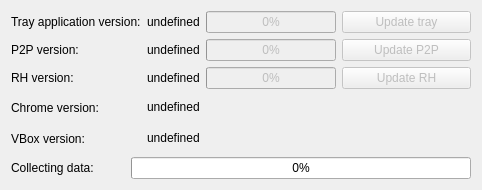
Qt form hub/forms/DlgAbout.ui (subutai-io/control-center) before a commit.
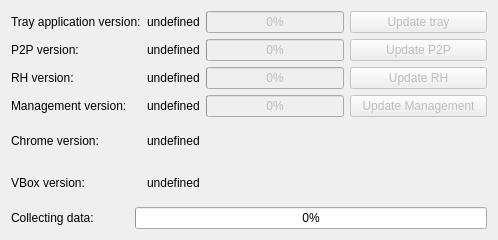
The same form after that commit.

Commit message: Added RH management updater and updating mechanism

Patch:
```diff
--- a/hub/forms/DlgAbout.ui
+++ b/hub/forms/DlgAbout.ui
@@ -6,8 +6,8 @@
    <rect>
     <x>0</x>
     <y>0</y>
-    <width>482</width>
-    <height>190</height>
+    <width>498</width>
+    <height>240</height>
    </rect>
   </property>
   <property name="windowTitle">
@@ -15,6 +15,8 @@
   </property>
   <layout class="QVBoxLayout" name="verticalLayout">
    <item>
+    <layout class="QGridLayout" name="gridLayout_3">
+     <item row="0" column="0">
     <layout class="QGridLayout" name="gridLayout_2">
      <item row="0" column="0">
       <widget class="QLabel" name="lbl_tray_version">
@@ -128,13 +130,50 @@
       </widget>
      </item>
      <item row="3" column="0">
+        <widget class="QLabel" name="lbl_rhm_version">
+         <property name="text">
+          <string>Management version:</string>
+         </property>
+        </widget>
+       </item>
+       <item row="3" column="1">
+        <widget class="QLabel" name="lbl_rhm_version_val">
+         <property name="text">
+          <string>undefined</string>
+         </property>
+         <property name="textInteractionFlags">
+          <set>Qt::LinksAccessibleByMouse|Qt::TextSelectableByKeyboard|Qt::TextSelectableByMouse</set>
+         </property>
+        </widget>
+       </item>
+       <item row="3" column="2">
+        <widget class="QProgressBar" name="pb_rhm">
+         <property name="enabled">
+          <bool>false</bool>
+         </property>
+         <property name="value">
+          <number>0</number>
+         </property>
+        </widget>
+       </item>
+       <item row="3" column="3">
+        <widget class="QPushButton" name="btn_rhm_update">
+         <property name="enabled">
+          <bool>false</bool>
+         </property>
+         <property name="text">
+          <string>Update Management</string>
+         </property>
+        </widget>
+       </item>
+       <item row="4" column="0">
       <widget class="QLabel" name="lbl_chrome_version">
        <property name="text">
         <string>Chrome version:</string>
        </property>
       </widget>
      </item>
-     <item row="3" column="1">
+       <item row="4" column="1">
       <widget class="QLabel" name="lbl_chrome_version_val">
        <property name="text">
         <string>undefined</string>
@@ -144,7 +183,7 @@
        </property>
       </widget>
      </item>
-     <item row="3" column="2">
+       <item row="4" column="2">
       <spacer name="horizontalSpacer_4">
        <property name="orientation">
         <enum>Qt::Horizontal</enum>
@@ -157,7 +196,7 @@
        </property>
       </spacer>
      </item>
-     <item row="3" column="3">
+       <item row="4" column="3">
       <spacer name="horizontalSpacer">
        <property name="orientation">
         <enum>Qt::Horizontal</enum>
@@ -170,14 +209,14 @@
        </property>
       </spacer>
      </item>
-     <item row="4" column="0">
+       <item row="5" column="0">
       <widget class="QLabel" name="lbl_vbox_version">
        <property name="text">
         <string>VBox version:</string>
        </property>
       </widget>
      </item>
-     <item row="4" column="1">
+       <item row="5" column="1">
       <widget class="QLabel" name="lbl_vbox_version_val">
        <property name="text">
         <string>undefined</string>
@@ -187,7 +226,7 @@
        </property>
       </widget>
      </item>
-     <item row="4" column="2">
+       <item row="5" column="2">
       <spacer name="horizontalSpacer_3">
        <property name="orientation">
         <enum>Qt::Horizontal</enum>
@@ -200,7 +239,7 @@
        </property>
       </spacer>
      </item>
-     <item row="4" column="3">
+       <item row="5" column="3">
       <spacer name="horizontalSpacer_2">
        <property name="orientation">
         <enum>Qt::Horizontal</enum>
@@ -213,7 +252,9 @@
        </property>
       </spacer>
      </item>
-     <item row="5" column="0" colspan="4">
+      </layout>
+     </item>
+     <item row="1" column="0">
       <layout class="QGridLayout" name="gridLayout" columnstretch="1,3">
        <item row="0" column="0">
         <widget class="QLabel" name="lbl_about_init">
```
Lines whose indentation alone changed are shown as unchanged. The commit also changes 21 other files.
